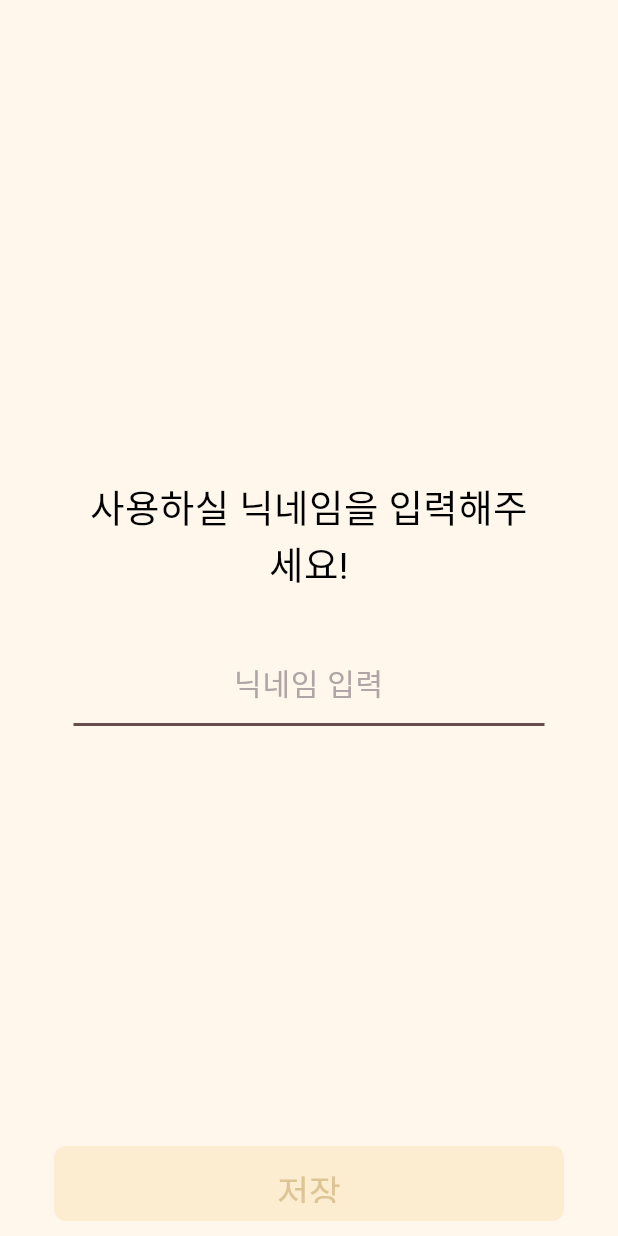
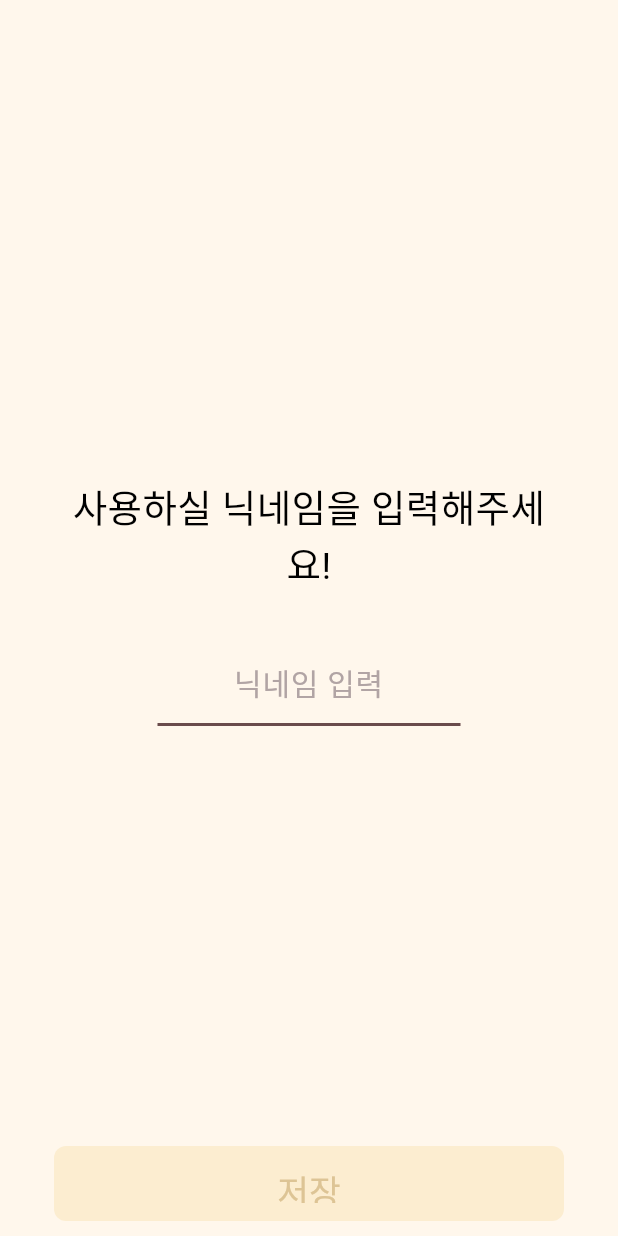
Before and after one commit to Team-Gifty/Gifty_Flutter, a Flutter app: the NicknamePage screen opened directly, on a phone screen of 412 x 824 dp. Run offline on Flutter 3.47's test engine with Material 3 defaults, Android fonts, the phone set to English and light mode, and no system bars; our stand-ins replace flutter_svg; Roboto replaces fonts that are missing (MemomentKkukkkuk).

Commit message:
🔖 :: textfield 파라미터 추가

```diff
--- a/lib/presentation/nickName/nickName_page.dart
+++ b/lib/presentation/nickName/nickName_page.dart
@@ -39,7 +39,7 @@ class _NicknamePageState extends State<NicknamePage> {
           children: [
             const SizedBox(height: 320),
             const Padding(
-              padding: EdgeInsets.symmetric(horizontal: 49.0),
+              padding: EdgeInsets.symmetric(horizontal: 45.0),
               child: Text(
                 '사용하실 닉네임을 입력해주세요!',
                 textAlign: TextAlign.center,
@@ -51,7 +51,7 @@ class _NicknamePageState extends State<NicknamePage> {
             ),
             const SizedBox(height: 40),
             Padding(
-              padding: const EdgeInsets.symmetric(horizontal: 49.0),
+              padding: const EdgeInsets.symmetric(horizontal: 105.0),
               child: GiftyTextField(
                 controller: _textController,
                 hintText: '닉네임 입력',
```
